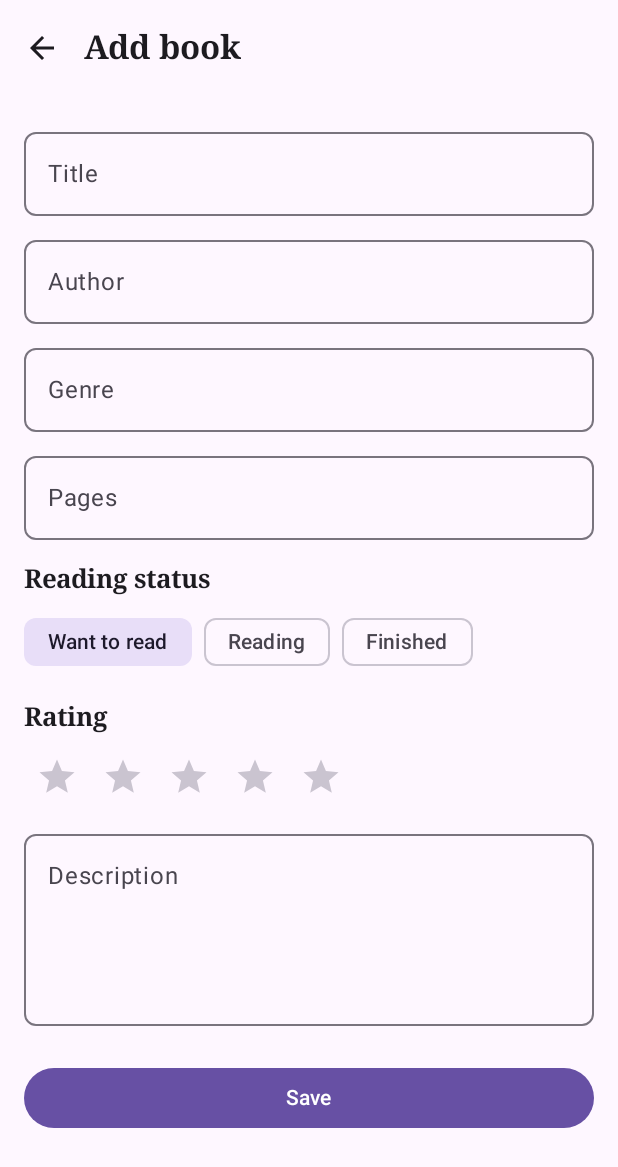
After one commit to 240103071/BookShelf, an Android app built with Jetpack Compose: the composable AddEditBookScreen called with empty values, on a phone screen of 412 x 824 dp. The commit adds this screen. Shown: the top 1167 px of the screen. Run offline under Robolectric (Android 15) with nearby library versions, the phone set to English and light mode, and no system bars.

Commit message:
Qosu formasy

```diff
--- /dev/null
+++ b/app/src/main/java/kz/mitu/bookshelf/ui/screens/add/AddEditBookScreen.kt
@@ -0,0 +1,179 @@
+package kz.mitu.bookshelf.ui.screens.add
+
+import androidx.compose.foundation.layout.Arrangement
+import androidx.compose.foundation.layout.Column
+import androidx.compose.foundation.layout.PaddingValues
+import androidx.compose.foundation.layout.Spacer
+import androidx.compose.foundation.layout.fillMaxSize
+import androidx.compose.foundation.layout.fillMaxWidth
+import androidx.compose.foundation.layout.height
+import androidx.compose.foundation.layout.imePadding
+import androidx.compose.foundation.layout.padding
+import androidx.compose.foundation.rememberScrollState
+import androidx.compose.foundation.verticalScroll
+import androidx.compose.material3.Button
+import androidx.compose.material3.MaterialTheme
+import androidx.compose.material3.Scaffold
+import androidx.compose.material3.Text
+import androidx.compose.runtime.Composable
+import androidx.compose.ui.Modifier
+import androidx.compose.ui.res.stringResource
+import androidx.compose.ui.text.input.KeyboardType
+import androidx.compose.ui.tooling.preview.Preview
+import androidx.compose.ui.unit.dp
+import kz.mitu.bookshelf.R
+import kz.mitu.bookshelf.data.model.BookStatus
+import kz.mitu.bookshelf.ui.components.BookShelfTopBar
+import kz.mitu.bookshelf.ui.components.BookTextField
+import kz.mitu.bookshelf.ui.components.FilterChipRow
+import kz.mitu.bookshelf.ui.components.RatingBar
+import kz.mitu.bookshelf.ui.theme.BookShelfTheme
+
+/**
+ * One form for both "Add book" and "Edit book" ([isEditMode]).
+ * Stateless: field values and errors come from AddEditBookViewModel,
+ * every change goes back to it through the onXxxChange callbacks.
+ * Validation and saving happen in the ViewModel.
+ */
+@Composable
+fun AddEditBookScreen(
+    isEditMode: Boolean,
+    title: String,
+    author: String,
+    genre: String,
+    pages: String,
+    rating: Int,
+    status: BookStatus,
+    description: String,
+    titleError: Boolean,
+    authorError: Boolean,
+    pagesError: Boolean,
+    onTitleChange: (String) -> Unit,
+    onAuthorChange: (String) -> Unit,
+    onGenreChange: (String) -> Unit,
+    onPagesChange: (String) -> Unit,
+    onRatingChange: (Int) -> Unit,
+    onStatusChange: (BookStatus) -> Unit,
+    onDescriptionChange: (String) -> Unit,
+    onSaveClick: () -> Unit,
+    onBackClick: () -> Unit,
+    modifier: Modifier = Modifier
+) {
+    val requiredError = stringResource(R.string.error_required)
+
+    Scaffold(
+        modifier = modifier,
+        topBar = {
+            BookShelfTopBar(
+                title = stringResource(if (isEditMode) R.string.edit_book else R.string.add_book),
+                onBackClick = onBackClick
+            )
+        }
+    ) { innerPadding ->
+        Column(
+            modifier = Modifier
+                .fillMaxSize()
+                .padding(innerPadding)
+                .imePadding()
+                .verticalScroll(rememberScrollState())
+                .padding(16.dp),
+            verticalArrangement = Arrangement.spacedBy(8.dp)
+        ) {
+            BookTextField(
+                value = title,
+                onValueChange = onTitleChange,
+                label = stringResource(R.string.field_title),
+                errorMessage = if (titleError) requiredError else null
+            )
+            BookTextField(
+                value = author,
+                onValueChange = onAuthorChange,
+                label = stringResource(R.string.field_author),
+                errorMessage = if (authorError) requiredError else null
+            )
+            BookTextField(
+                value = genre,
+                onValueChange = onGenreChange,
+                label = stringResource(R.string.field_genre)
+            )
+            BookTextField(
+                value = pages,
+                // the keyboard can still paste letters, so keep only digits (max 5)
+                onValueChange = { newValue -> onPagesChange(newValue.filter { it.isDigit() }.take(5)) },
+                label = stringResource(R.string.field_pages),
+                errorMessage = if (pagesError) stringResource(R.string.error_pages) else null,
+                keyboardType = KeyboardType.Number
+            )
+
+            FormLabel(text = stringResource(R.string.reading_status))
+            FilterChipRow(
+                options = BookStatus.entries,
+                selected = status,
+                onSelected = { selected -> if (selected != null) onStatusChange(selected) },
+                label = { option -> stringResource(option.labelRes) },
+                contentPadding = PaddingValues(0.dp)
+            )
+
+            FormLabel(text = stringResource(R.string.field_rating))
+            RatingBar(
+                rating = rating,
+                starSize = 28.dp,
+                onRatingChange = onRatingChange
+            )
+
+            BookTextField(
+                value = description,
+                onValueChange = onDescriptionChange,
+                label = stringResource(R.string.field_description),
+                singleLine = false,
+                minLines = 4
+            )
+
+            Spacer(modifier = Modifier.height(8.dp))
+            Button(
+                onClick = onSaveClick,
+                modifier = Modifier.fillMaxWidth()
+            ) {
+                Text(text = stringResource(R.string.save))
+            }
+        }
+    }
+}
+
+@Composable
+private fun FormLabel(text: String) {
+    Text(
+        text = text,
+        style = MaterialTheme.typography.titleMedium,
+        modifier = Modifier.padding(top = 8.dp)
+    )
+}
+
+@Preview(showBackground = true)
+@Composable
+private fun AddEditBookScreenPreview() {
+    BookShelfTheme {
+        AddEditBookScreen(
+            isEditMode = false,
+            title = "",
+            author = "Abai Kunanbayev",
+            genre = "Philosophy",
+            pages = "abc",
+            rating = 4,
+            status = BookStatus.WANT_TO_READ,
+            description = "",
+            titleError = true,
+            authorError = false,
+            pagesError = true,
+            onTitleChange = {},
+            onAuthorChange = {},
+            onGenreChange = {},
+            onPagesChange = {},
+            onRatingChange = {},
+            onStatusChange = {},
+            onDescriptionChange = {},
+            onSaveClick = {},
+            onBackClick = {}
+        )
+    }
+}
--- a/app/src/main/res/values/strings.xml
+++ b/app/src/main/res/values/strings.xml
@@ -54,5 +54,5 @@
     <string name="field_rating">Rating</string>
     <string name="field_description">Description</string>
     <string name="error_required">This field is required</string>
-    <string name="error_pages">Enter a number of pages from 1 to 10000</string>
+    <string name="error_pages">Enter a positive number of pages</string>
 </resources>
```
